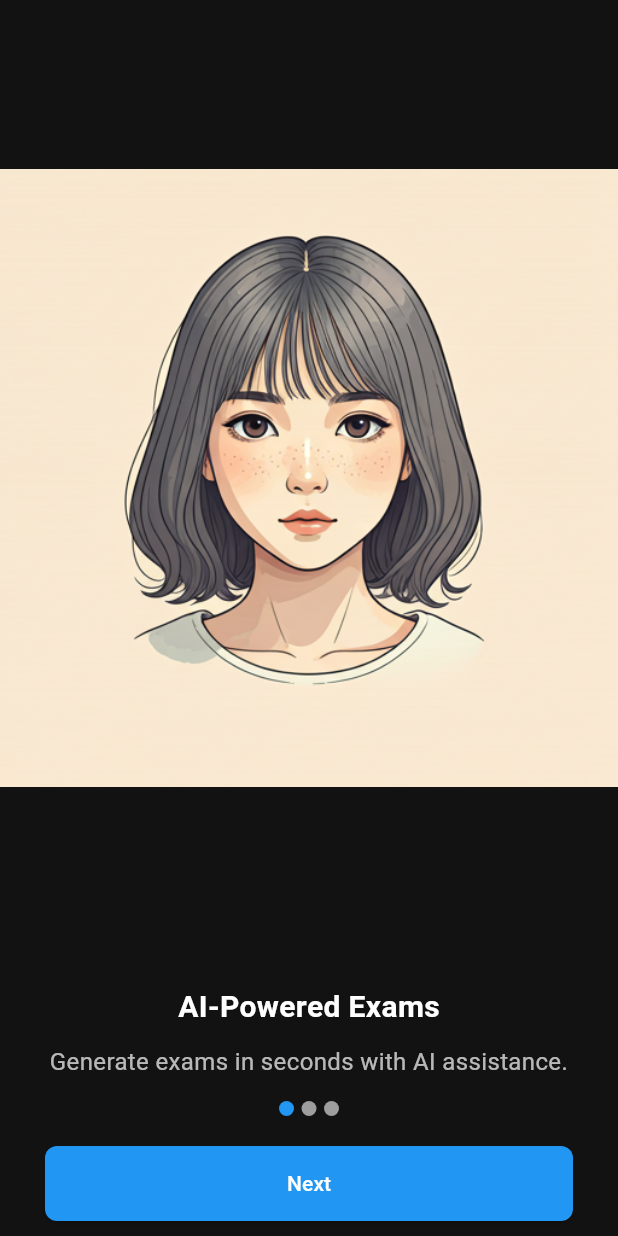
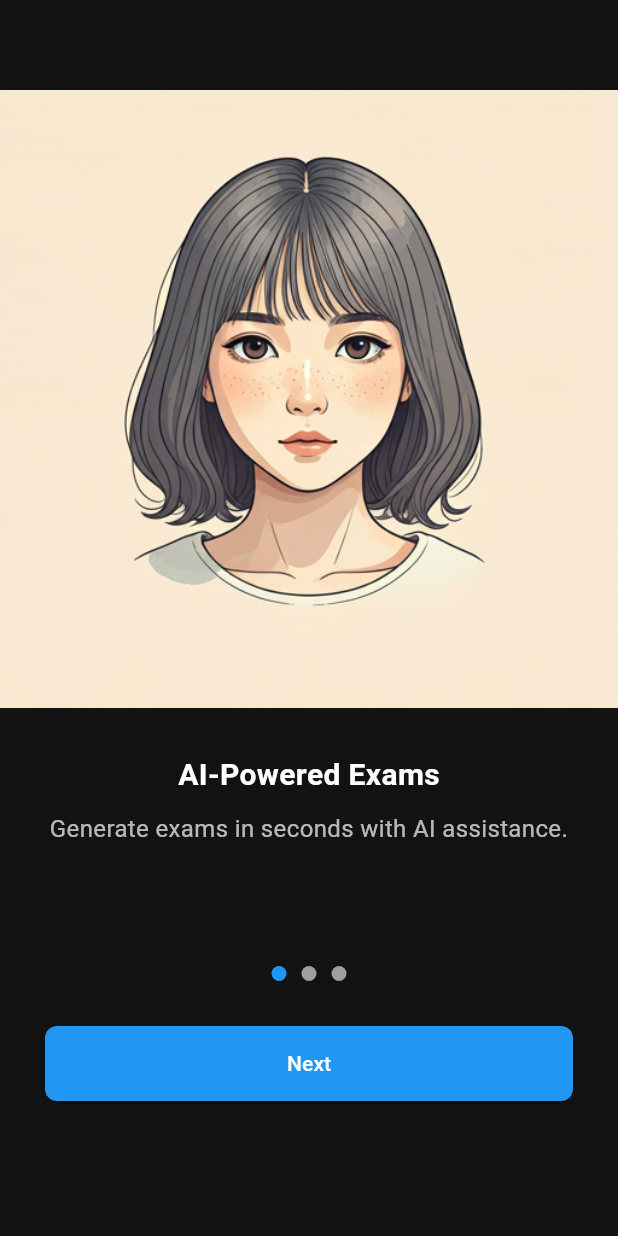
Before and after one commit to sayodaa/exam_zone, a Flutter app: the screen it shows after launch, on a phone screen of 412 x 824 dp. Run offline on Flutter 3.47's test engine with Material 3 defaults, Android fonts, the phone set to English and light mode, and no system bars; drawn by our look-alikes of smooth_page_indicator; our stand-ins replace animate_do, cloud_firestore, connectivity_plus, firebase_auth, firebase_core, firebase_storage and 9 more; accounts and stored records are empty; project files that could hold a hidden picture were left out.

Commit message:
edit hights

```diff
--- a/lib/features/onboarding/presentation/views/widgets/on_boarding_view_body.dart
+++ b/lib/features/onboarding/presentation/views/widgets/on_boarding_view_body.dart
@@ -66,10 +66,10 @@ class _OnBoardingViewsBodyState extends State<OnBoardingViewsBody> {
             activeDotColor: Colors.blue,
             dotHeight: 10,
             dotWidth: 10,
-            spacing: 5,
+            spacing: 10,
           ),
         ),
-        const SizedBox(height: 20),
+        const SizedBox(height: 30),
         Padding(
           padding: const EdgeInsets.symmetric(horizontal: 30),
           child: ElevatedButton(
@@ -94,7 +94,7 @@ class _OnBoardingViewsBodyState extends State<OnBoardingViewsBody> {
             ),
           ),
         ),
-        const SizedBox(height: 10),
+        const SizedBox(height: 90),
       ],
     );
   }
--- a/lib/features/onboarding/presentation/views/widgets/page_view_item.dart
+++ b/lib/features/onboarding/presentation/views/widgets/page_view_item.dart
@@ -16,8 +16,10 @@ class PageViewItem extends StatelessWidget {
   Widget build(BuildContext context) {
     return Column(
       children: [
-        Expanded(child: Image.asset(image)),
-        const SizedBox(height: 20),
+        const SizedBox(height: 60),
+
+        Image.asset(image),
+        const SizedBox(height: 30),
         Text(
           title,
           style: const TextStyle(
```
